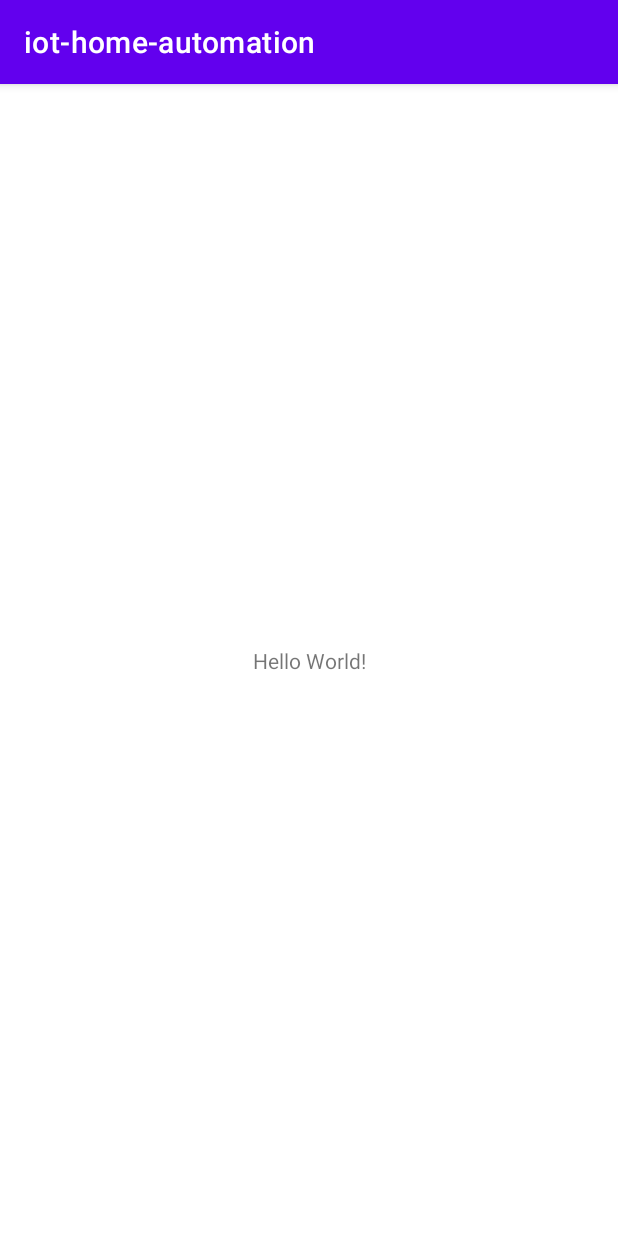
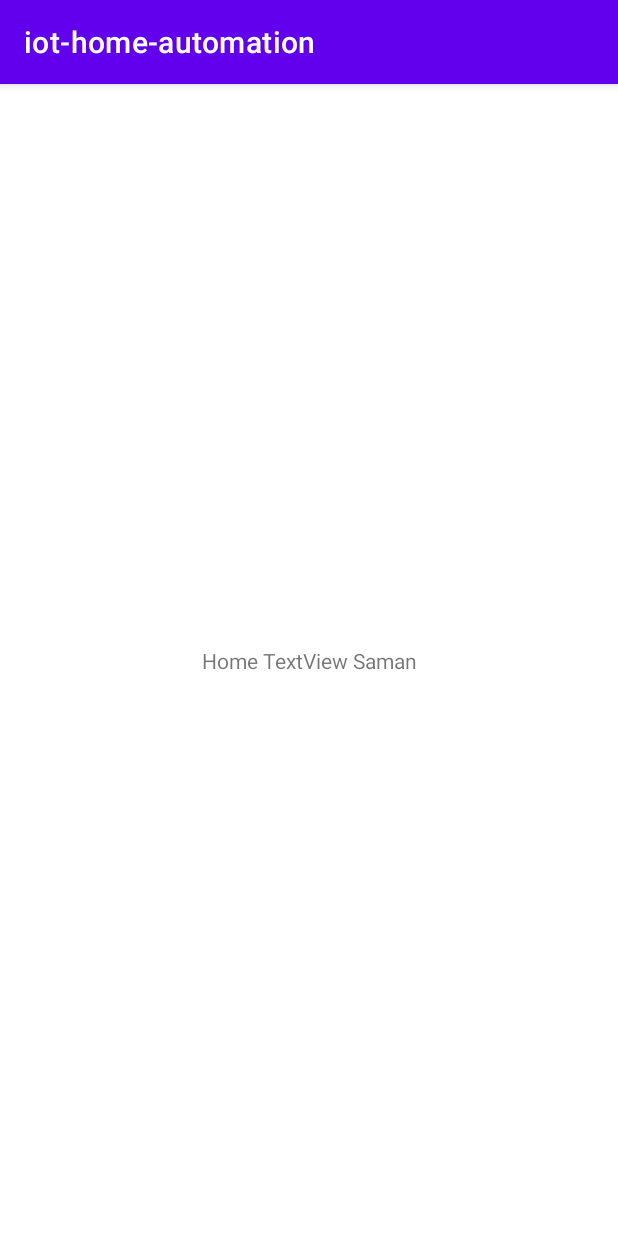
Before and after one commit to yashshah2311/iot-home-automation-android, an Android app: the screen it shows after launch (MainActivity), on a phone screen of 412 x 824 dp. Run offline under Robolectric (Android 15) with nearby library versions, the light colour scheme and no system bars.

Commit message:
New: textView

```diff
--- a/app/src/main/res/layout/activity_main.xml
+++ b/app/src/main/res/layout/activity_main.xml
@@ -7,9 +7,10 @@
     tools:context=".MainActivity">
 
     <TextView
+        android:id="@+id/tvHome"
         android:layout_width="wrap_content"
         android:layout_height="wrap_content"
-        android:text="Hello World!"
+        android:text="Home TextView Saman"
         app:layout_constraintBottom_toBottomOf="parent"
         app:layout_constraintLeft_toLeftOf="parent"
         app:layout_constraintRight_toRightOf="parent"
```
